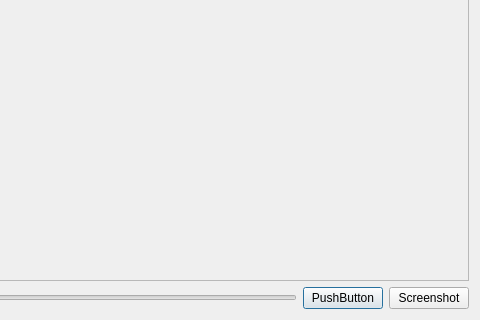
Old version of the form qkan/tools/res/videoplayer.ui in the repository hoettges/QKan; both pictures show x 222 to 702 and y 116 to 436 of the 702 by 436 pixel window.
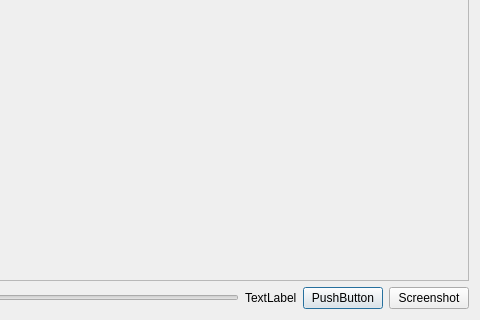
New version of the form.

Patch:
```diff
--- a/qkan/tools/res/videoplayer.ui
+++ b/qkan/tools/res/videoplayer.ui
@@ -53,6 +53,13 @@
          </property>
         </widget>
        </item>
+       <item>
+        <widget class="QLabel" name="timelabel">
+         <property name="text">
+          <string>TextLabel</string>
+         </property>
+        </widget>
+       </item>
        <item>
         <widget class="QPushButton" name="playpause">
          <property name="sizePolicy">
```
